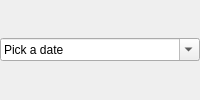
This is scripts/CaveSurvey/ExpeditionPlanner/ExpeditionPlannerDate.ui in Nate-the-Ace/CaveCAD as Qt 5 draws it before an edit. The edited form follows.
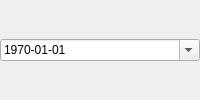
This is the edited form.

Commit message:
Expedition Planner: Start date defaults to today, dark calendar popup
Drops the 1970-01-01 unset placeholder; invalid or empty text shows today.
Start date label no longer marked required. Calendar popup styled to the
dark palette and orange accent.

Patch:
```diff
--- a/scripts/CaveSurvey/ExpeditionPlanner/ExpeditionPlannerDate.ui
+++ b/scripts/CaveSurvey/ExpeditionPlanner/ExpeditionPlannerDate.ui
@@ -51,8 +51,15 @@
        <day>31</day>
       </date>
      </property>
-     <property name="specialValueText">
-      <string>Pick a date</string>
+     <property name="styleSheet">
+      <string>QCalendarWidget QWidget#qt_calendar_navigationbar { background-color: #2b2b2b; border: none; }
+QCalendarWidget QToolButton { color: #eeeeee; background-color: #383838; border: 1px solid #4a4a4a; border-radius: 4px; padding: 3px 8px; }
+QCalendarWidget QToolButton:hover { background-color: #4a4a4a; }
+QCalendarWidget QToolButton::menu-indicator { image: none; }
+QCalendarWidget QMenu { background-color: #2b2b2b; color: #eeeeee; }
+QCalendarWidget QSpinBox { background-color: #1a1a1a; color: #eeeeee; selection-background-color: #e8811a; border: 1px solid #4a4a4a; }
+QCalendarWidget QAbstractItemView:enabled { background-color: #1a1a1a; color: #eeeeee; selection-background-color: #e8811a; selection-color: #ffffff; outline: 0; }
+QCalendarWidget QAbstractItemView:disabled { color: #6a6a6a; }</string>
      </property>
      <property name="date">
       <date>
```
Left out of the diff: 9 changed lines with no effect on the pictures. The commit also changes 3 other files.
